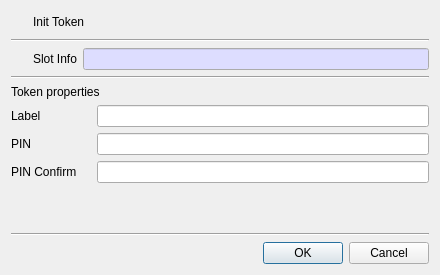
Above: CryptokiMan/init_token_dlg.ui from jykim74/CryptokiMan before the change. Below: the same form after it.
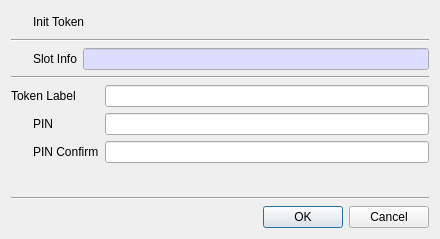
That is the form after the change. Icons and pictures are not drawn.

Patch:
```diff
--- a/CryptokiMan/init_token_dlg.ui
+++ b/CryptokiMan/init_token_dlg.ui
@@ -7,7 +7,7 @@
     <x>0</x>
     <y>0</y>
     <width>440</width>
-    <height>275</height>
+    <height>239</height>
    </rect>
   </property>
   <property name="windowTitle">
@@ -151,60 +151,105 @@
      </property>
     </widget>
    </item>
-   <item>
-    <widget class="QLabel" name="label_6">
-     <property name="text">
-      <string>Token properties</string>
-     </property>
-    </widget>
-   </item>
    <item>
     <layout class="QGridLayout" name="gridLayout_3">
-     <item row="1" column="0">
+     <item row="2" column="1">
+      <widget class="QLabel" name="label_9">
+       <property name="text">
+        <string>PIN Confirm</string>
+       </property>
+      </widget>
+     </item>
+     <item row="2" column="2">
+      <widget class="QLineEdit" name="mPinConfText">
+       <property name="echoMode">
+        <enum>QLineEdit::Password</enum>
+       </property>
+      </widget>
+     </item>
+     <item row="1" column="2">
+      <widget class="QLineEdit" name="mPinText">
+       <property name="echoMode">
+        <enum>QLineEdit::Password</enum>
+       </property>
+      </widget>
+     </item>
+     <item row="1" column="1">
       <widget class="QLabel" name="label_7">
        <property name="text">
         <string>PIN</string>
        </property>
       </widget>
      </item>
-     <item row="1" column="1">
-      <widget class="QLineEdit" name="mPinText">
-       <property name="echoMode">
-        <enum>QLineEdit::Password</enum>
-       </property>
-      </widget>
-     </item>
-     <item row="0" column="0">
-      <widget class="QLabel" name="label_8">
-       <property name="minimumSize">
-        <size>
-         <width>80</width>
-         <height>0</height>
-        </size>
-       </property>
-       <property name="text">
-        <string>Label</string>
-       </property>
-      </widget>
-     </item>
-     <item row="0" column="1">
+     <item row="0" column="2">
       <widget class="QLineEdit" name="mLabelText">
        <property name="maxLength">
         <number>32</number>
        </property>
       </widget>
      </item>
+     <item row="1" column="0">
+      <widget class="QPushButton" name="pushButton_2">
+       <property name="minimumSize">
+        <size>
+         <width>16</width>
+         <height>0</height>
+        </size>
+       </property>
+       <property name="maximumSize">
+        <size>
+         <width>16</width>
+         <height>16777215</height>
+        </size>
+       </property>
+       <property name="text">
+        <string/>
+       </property>
+       <property name="icon">
+        <iconset resource="cryptokiman.qrc">
+         <normaloff>:/images/passwd.png</normaloff>:/images/passwd.png</iconset>
+       </property>
+       <property name="flat">
+        <bool>true</bool>
+       </property>
+      </widget>
+     </item>
      <item row="2" column="0">
-      <widget class="QLabel" name="label_9">
+      <widget class="QPushButton" name="pushButton_3">
+       <property name="minimumSize">
+        <size>
+         <width>16</width>
+         <height>0</height>
+        </size>
+       </property>
+       <property name="maximumSize">
+        <size>
+         <width>16</width>
+         <height>16777215</height>
+        </size>
+       </property>
        <property name="text">
-        <string>PIN Confirm</string>
+        <string/>
+       </property>
+       <property name="icon">
+        <iconset resource="cryptokiman.qrc">
+         <normaloff>:/images/passwd.png</normaloff>:/images/passwd.png</iconset>
+       </property>
+       <property name="flat">
+        <bool>true</bool>
        </property>
       </widget>
      </item>
-     <item row="2" column="1">
-      <widget class="QLineEdit" name="mPinConfText">
-       <property name="echoMode">
-        <enum>QLineEdit::Password</enum>
+     <item row="0" column="0" colspan="2">
+      <widget class="QLabel" name="label_8">
+       <property name="minimumSize">
+        <size>
+         <width>80</width>
+         <height>0</height>
+        </size>
+       </property>
+       <property name="text">
+        <string>Token Label</string>
        </property>
       </widget>
      </item>
```
